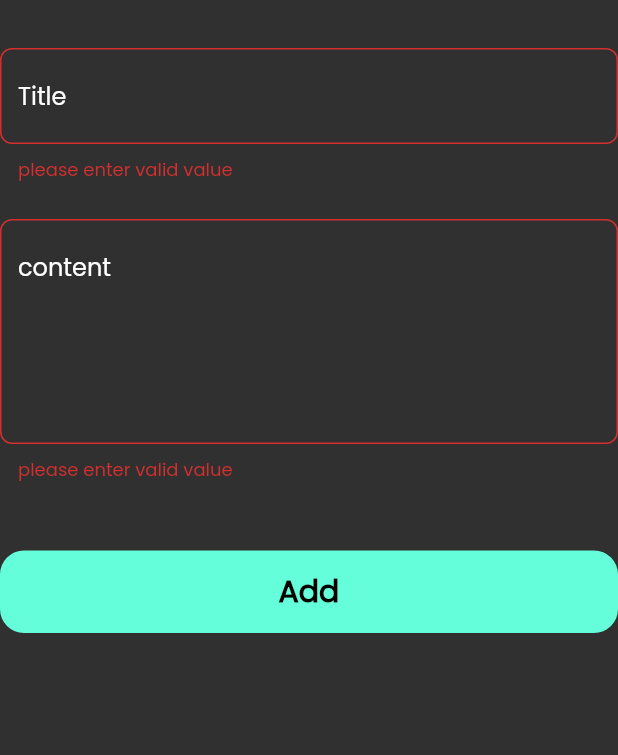
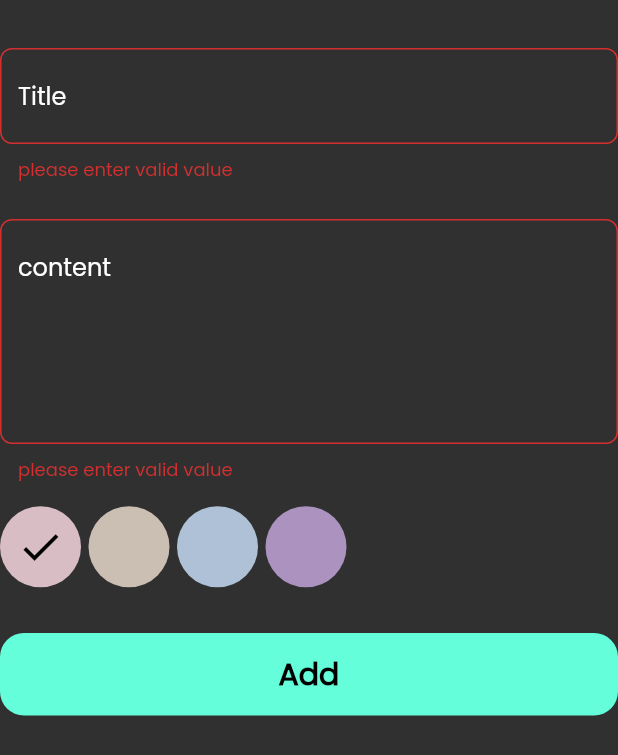
Before and after one commit to esraammosaad/notes-app, a Flutter app: the CustomAddNoteForm widget shown alone on an empty page, opened directly, after a tap on "Add", on a phone screen of 412 x 824 dp. Shown: the top 755 px of the screen. Run offline on Flutter 3.47's test engine with Material 2 defaults, Android fonts, the phone set to English and light mode, and no system bars; our stand-ins replace bloc, flutter_bloc, hive, hive_flutter; accounts and stored records are empty.

Commit message:
finish notes app

```diff
--- a/lib/constents.dart
+++ b/lib/constents.dart
@@ -1,3 +1,9 @@
 import 'package:flutter/material.dart';
 Color kPrimaryColor=const Color(0xff64FFDA);
 const String hiveBoxName='NotesBox';
+List<Color> colors = const [
+   Color(0xffd9bdc5),
+   Color(0xffcbbeb3),
+   Color(0xffafc1d6),
+   Color(0xffab92bf)
+];
--- a/lib/cubits/add_notes_cubit/add_notes_cubit.dart
+++ b/lib/cubits/add_notes_cubit/add_notes_cubit.dart
@@ -1,3 +1,5 @@
+import 'dart:ui';
+
 import 'package:bloc/bloc.dart';
 import 'package:hive_flutter/adapters.dart';
 import 'package:meta/meta.dart';
@@ -8,8 +10,10 @@ part 'add_notes_state.dart';
 
 class AddNoteCubit extends Cubit<AddNoteState> {
   AddNoteCubit() : super(AddNoteInitial());
+  Color color=colors[0];
 
   addNote(NoteModel note) async {
+    note.color=color.value;
     emit(AddNoteLoading());
     try {
       var box = Hive.box<NoteModel>(hiveBoxName);
--- /dev/null
+++ b/lib/cubits/notes_cubit/notes_cubit.dart
@@ -0,0 +1,20 @@
+import 'package:bloc/bloc.dart';
+import 'package:hive_flutter/adapters.dart';
+import 'package:meta/meta.dart';
+import 'package:notes_app/constents.dart';
+import 'package:notes_app/data/models/note_model.dart';
+
+part 'notes_state.dart';
+
+class NotesCubit extends Cubit<NotesState> {
+  NotesCubit() : super(NotesInitial());
+  List<NoteModel> ? notes;
+
+  fetchData(){
+
+    var box=Hive.box<NoteModel>(hiveBoxName);
+    notes = box.values.toList();
+    emit(NotesAdd());
+  }
+
+}
--- /dev/null
+++ b/lib/cubits/notes_cubit/notes_state.dart
@@ -0,0 +1,7 @@
+part of 'notes_cubit.dart';
+
+@immutable
+abstract class NotesState {}
+
+class NotesInitial extends NotesState {}
+class NotesAdd extends NotesState {}
--- a/lib/data/models/note_model.dart
+++ b/lib/data/models/note_model.dart
@@ -4,13 +4,13 @@ part 'note_model.g.dart';
 @HiveType(typeId: 1)
 class NoteModel extends HiveObject {
   @HiveField(0)
-  final String title;
+   String title;
   @HiveField(1)
-  final String content;
+   String content;
   @HiveField(2)
   final String time;
   @HiveField(3)
-  final int color;
+   int color;
   NoteModel( {required this.title, required this.content, required this.time,required this.color});
 }
 //flutter packages pub run build_runner build
--- a/lib/views/home_view.dart
+++ b/lib/views/home_view.dart
@@ -1,4 +1,6 @@
 import 'package:flutter/material.dart';
+import 'package:flutter_bloc/flutter_bloc.dart';
+import 'package:notes_app/cubits/notes_cubit/notes_cubit.dart';
 import 'package:notes_app/views/widgets/bottom_sheet_item.dart';
 import 'package:notes_app/views/widgets/home_view_body.dart';
 
@@ -12,7 +14,7 @@ class NotesView extends StatelessWidget {
       floatingActionButton: FloatingActionButton(
           onPressed: () {
             showModalBottomSheet(
-              isScrollControlled: true,
+                isScrollControlled: true,
 
                 context: context,
                 shape: const OutlineInputBorder(
@@ -22,7 +24,7 @@ class NotesView extends StatelessWidget {
                       topRight: Radius.circular(24),
                     )),
                 builder: (context) {
-                  return const  BottomSheetItem();
+                  return const BottomSheetItem();
                 });
           },
           child: const Icon(Icons.add)),
--- a/lib/views/widgets/custom_add_note_form.dart
+++ b/lib/views/widgets/custom_add_note_form.dart
@@ -2,8 +2,10 @@ import 'package:flutter/material.dart';
 import 'package:flutter_bloc/flutter_bloc.dart';
 import 'package:notes_app/cubits/add_notes_cubit/add_notes_cubit.dart';
 import 'package:notes_app/data/models/note_model.dart';
-
+import '../../constents.dart';
+import '../../cubits/notes_cubit/notes_cubit.dart';
 import 'custom_button.dart';
+import 'custom_color_list_view.dart';
 import 'custom_text_form_field.dart';
 
 class CustomAddNoteForm extends StatefulWidget {
@@ -16,8 +18,8 @@ class CustomAddNoteForm extends StatefulWidget {
 class _CustomAddNoteFormState extends State<CustomAddNoteForm> {
   final GlobalKey<FormState> formKey = GlobalKey<FormState>();
   AutovalidateMode autoValidateMode = AutovalidateMode.disabled;
-  String ?title;
-  String ? content;
+  String? title;
+  String? content;
 
   @override
   Widget build(BuildContext context) {
@@ -26,16 +28,18 @@ class _CustomAddNoteFormState extends State<CustomAddNoteForm> {
       autovalidateMode: autoValidateMode,
       child: BlocConsumer<AddNoteCubit, AddNoteState>(
         listener: (context, state) {
-          if(state is AddNoteFailure){
-
-            showDialog(context: context, builder: (context)=> SimpleDialog(title: Text(state.errMessage),backgroundColor: Colors.black,contentPadding: EdgeInsets.only(bottom: 16),children: const [
-              Center(child: Text('Please Try Again'))
-            ],));
+          if (state is AddNoteFailure) {
+            showDialog(
+                context: context,
+                builder: (context) => buildSimpleDialog(state));
+          } else if (state is AddNoteSuccess) {
+            BlocProvider.of<NotesCubit>(context).fetchData();
+            Navigator.pop(context);
           }
         },
         builder: (context, state) {
           return AbsorbPointer(
-            absorbing: state is AddNoteLoading?true:false,
+            absorbing: state is AddNoteLoading ? true : false,
             child: Column(
               children: [
                 const SizedBox(
@@ -43,7 +47,7 @@ class _CustomAddNoteFormState extends State<CustomAddNoteForm> {
                 ),
                 CustomTextFormField(
                   onSave: (value) {
-                    title=value;
+                    title = value;
                   },
                   hintText: 'Title',
                   maxLines: 1,
@@ -53,19 +57,21 @@ class _CustomAddNoteFormState extends State<CustomAddNoteForm> {
                 ),
                 CustomTextFormField(
                   onSave: (value) {
-                    content=value;
+                    content = value;
                   },
                   hintText: 'content',
                   maxLines: 5,
                 ),
                 const SizedBox(
-                  height: 45,
+                  height: 15,
+                ),
+                const CustomColorListView(),
+                const SizedBox(
+                  height: 30,
                 ),
                 CustomButton(onTap: () {
                   if (formKey.currentState!.validate()) {
-                    formKey.currentState!.save();
-                    NoteModel note=NoteModel(title: title!, content: content!, time: DateTime.now().toString(), color: Colors.black.value);
-                    BlocProvider.of<AddNoteCubit>(context).addNote(note);
+                    addNoteDone(context);
                   }
                   setState(() {
                     autoValidateMode = AutovalidateMode.always;
@@ -81,4 +87,23 @@ class _CustomAddNoteFormState extends State<CustomAddNoteForm> {
       ),
     );
   }
+
+  SimpleDialog buildSimpleDialog(AddNoteFailure state) {
+    return SimpleDialog(
+                    title: Text(state.errMessage),
+                    backgroundColor: Colors.black,
+                    contentPadding: const EdgeInsets.only(bottom: 16),
+                    children: const [Center(child: Text('Please Try Again'))],
+                  );
+  }
+
+  void addNoteDone(BuildContext context) {
+    formKey.currentState!.save();
+    NoteModel note = NoteModel(
+        title: title!,
+        content: content!,
+        time: DateTime.now().toString(),
+        color: colors[0].value);
+    BlocProvider.of<AddNoteCubit>(context).addNote(note);
+  }
 }
--- /dev/null
+++ b/lib/views/widgets/custom_color_list_view.dart
@@ -0,0 +1,37 @@
+import 'package:flutter/material.dart';
+import 'package:flutter_bloc/flutter_bloc.dart';
+
+import '../../constents.dart';
+import '../../cubits/add_notes_cubit/add_notes_cubit.dart';
+import 'custom_pick_color_note_item.dart';
+class CustomColorListView extends StatefulWidget {
+  const CustomColorListView({Key? key}) : super(key: key);
+
+  @override
+  State<CustomColorListView> createState() => _CustomColorListViewState();
+}
+
+class _CustomColorListViewState extends State<CustomColorListView> {
+  int selectedIndex = 0;
+  @override
+  Widget build(BuildContext context) {
+    return  SizedBox(
+      height: 55,
+      child: ListView.builder(
+          scrollDirection: Axis.horizontal,
+          itemCount: colors.length,
+          itemBuilder: (context, index) =>
+              CustomPickNoteColorItem(
+                color: colors[index],
+                onTap: () {
+                  selectedIndex = index;
+                  BlocProvider.of<AddNoteCubit>(context).color = colors[selectedIndex];
+
+                  setState(() {});
+                },
+                index: index,
+                selectedIndex: selectedIndex,
+              )),
+    );
+  }
+}
--- /dev/null
+++ b/lib/views/widgets/custom_pick_color_note_item.dart
@@ -0,0 +1,35 @@
+import 'package:flutter/material.dart';
+class CustomPickNoteColorItem extends StatelessWidget {
+  const CustomPickNoteColorItem(
+      {Key? key,
+        required this.color,
+        required this.onTap,
+        required this.index,
+        required this.selectedIndex})
+      : super(key: key);
+  final Color color;
+  final VoidCallback onTap;
+  final int index;
+  final int selectedIndex;
+
+  @override
+  Widget build(BuildContext context) {
+    return Padding(
+      padding: const EdgeInsets.only(right: 5.0),
+      child: GestureDetector(
+        onTap: onTap,
+        child: CircleAvatar(
+          radius: 27,
+          backgroundColor: color,
+          child: selectedIndex == index
+              ? const Icon(
+            Icons.check,
+            color: Colors.black,
+            size: 32,
+          )
+              : const Text(''),
+        ),
+      ),
+    );
+  }
+}
--- a/lib/views/widgets/custom_text_form_field.dart
+++ b/lib/views/widgets/custom_text_form_field.dart
@@ -5,16 +5,19 @@ class CustomTextFormField extends StatelessWidget {
   const CustomTextFormField({
     super.key,
     required this.hintText,
-    required this.maxLines, required this.onSave,
+    required this.maxLines, required this.onSave,  this.onChange,
   });
   final String hintText;
   final int maxLines;
   final void Function(String?) onSave;
+   final void Function(String?)? onChange;
 
 
   @override
   Widget build(BuildContext context) {
     return TextFormField(
+
+      onChanged: onChange,
       onSaved:onSave,
       validator: (value){
 
```
Also changed, not shown: lib/main.dart (+11 -7 lines), lib/views/edit_notes_view.dart (+8 -3 lines), lib/views/widgets/custom_edit_note_color_list_view.dart (added, +43 -0 lines), lib/views/widgets/edit_notes_view_body.dart (+49 -29 lines), lib/views/widgets/home_view_body.dart (+28 -5 lines), lib/views/widgets/note_item.dart (+20 -9 lines).
